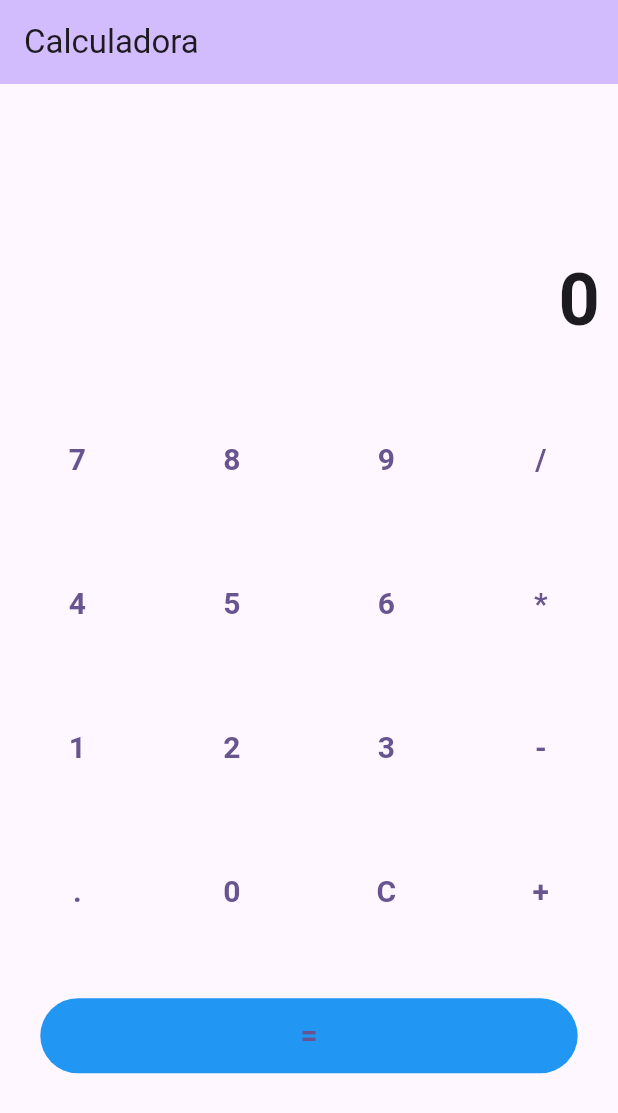
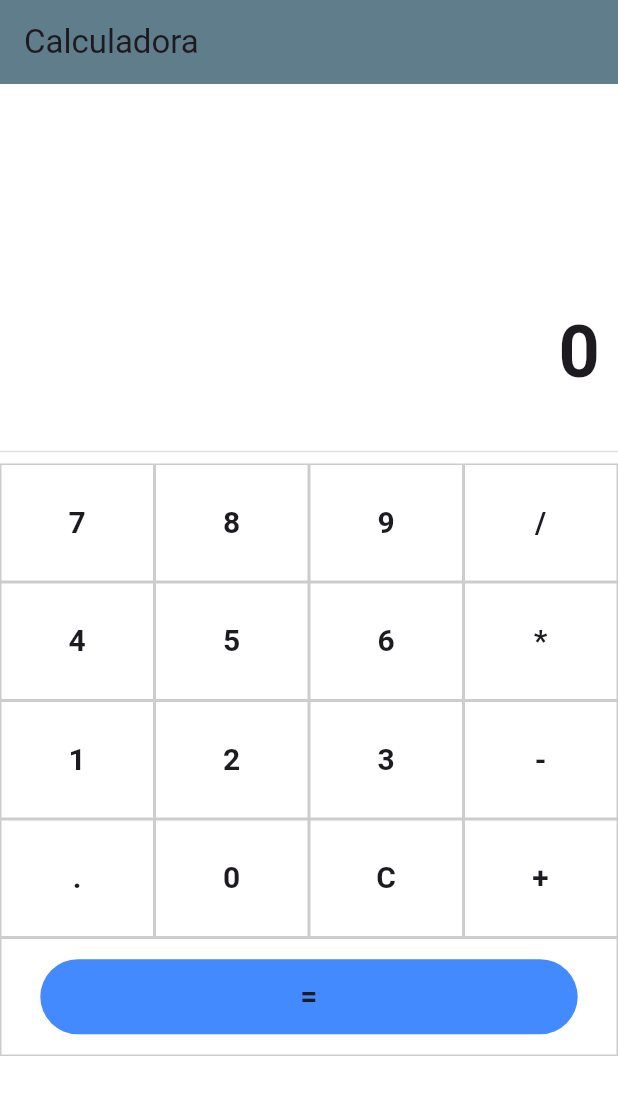
Before and after one commit to dan579/calculadora_2, a Flutter app: the screen it shows after launch, on a phone screen of 412 x 824 dp. Shown: the top 1113 px of the screen. Run offline on Flutter 3.47's test engine with Material 2 defaults, Android fonts, the phone set to English and light mode, and no system bars.

Commit message:
ATUALIZAÇÃO 1
Incluído quadrados em volta dos números da calculadora

```diff
--- a/lib/main.dart
+++ b/lib/main.dart
@@ -16,7 +16,7 @@ class MyApp extends StatelessWidget {
         colorScheme: ColorScheme.fromSeed(seedColor: Colors.deepPurple),
         useMaterial3: true,
       ),
-      home: const MyHomePage(title: 'Calculadora'),
+      home: const MyHomePage(title: 'Calculadora',),
     );
   }
 
--- a/lib/pages/home-page.dart
+++ b/lib/pages/home-page.dart
@@ -58,9 +58,17 @@ class _MyHomePageState extends State<MyHomePage> {
     return Expanded(
       child: Container(
         padding: EdgeInsets.all(24.0),
-        child: TextButton(
-          onPressed: () => _buttonPressed(buttonText),
+        decoration: BoxDecoration(border: Border.all(width: 1, color: Colors.black.withOpacity(0.2),
+        ),
+        ),
+        child: InkWell(
+          onTap: ()  => _buttonPressed(buttonText),
+          focusColor: Colors.indigoAccent,
+          borderRadius: BorderRadius.zero,
+          radius: double.maxFinite,
+          autofocus: false,
           child: Text(
+            textAlign: TextAlign.center,
             buttonText,
             style: TextStyle(
               fontSize: 20.0,
@@ -86,9 +94,10 @@ class _MyHomePageState extends State<MyHomePage> {
   Widget build(BuildContext context) {
     return Scaffold(
       appBar: AppBar(
-        backgroundColor: Theme.of(context).colorScheme.inversePrimary,
+        backgroundColor: Colors.blueGrey,
         title: Text(widget.title),
       ),
+      backgroundColor: Colors.white54.withOpacity(0.9),
       body: Center(
         child: Column(
           mainAxisAlignment: MainAxisAlignment.center,
@@ -101,8 +110,9 @@ class _MyHomePageState extends State<MyHomePage> {
                 style: TextStyle(fontSize: 48.0, fontWeight: FontWeight.bold),
               ),
             ),
-            Column(
-              children: <Widget>[
+            Divider(
+              color: Colors.black12,
+            ),
                 Row(
                       children: [
                         _buildButton('7'),
@@ -144,10 +154,9 @@ class _MyHomePageState extends State<MyHomePage> {
                       decoration: const BoxDecoration(
                         borderRadius: BorderRadius.all(Radius.circular(56)),
                         shape: BoxShape.rectangle,
-                        color: Colors.blue,
+                        color: Colors.blueAccent,
                       ),
                     ),
-
                     Flex(
                       direction: Axis.horizontal,
                       children: [
@@ -159,8 +168,6 @@ class _MyHomePageState extends State<MyHomePage> {
                 ),
               ],
             ),
-          ],
-        ),
         ),
       );
   }
```
Lines whose indentation alone changed are shown as unchanged.
